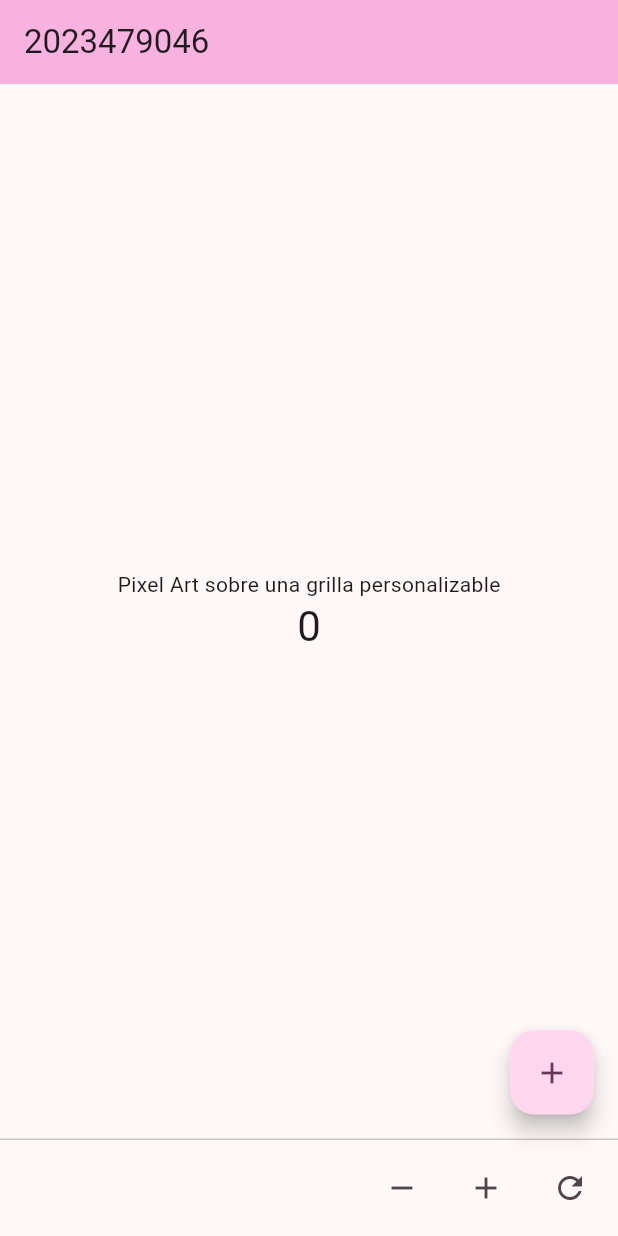
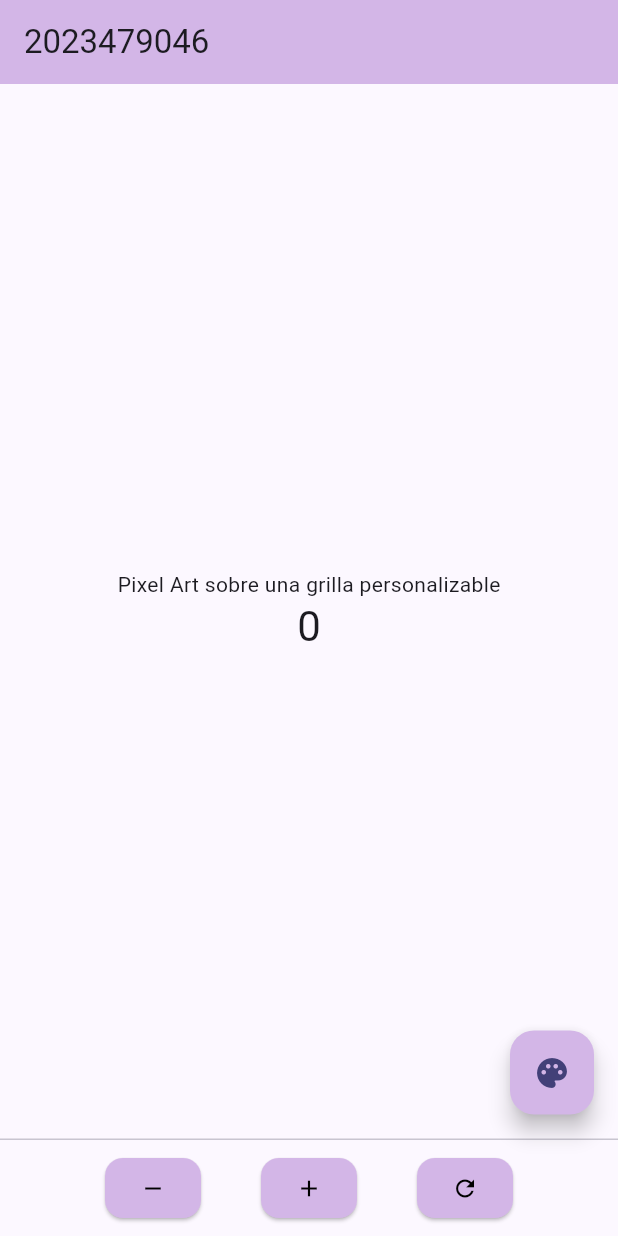
Before and after one commit to Bastian-Correa/3479A321_2023479046, a Flutter app: the screen it shows after launch, on a phone screen of 412 x 824 dp. Run offline on Flutter 3.47's test engine with Material 3 defaults, Android fonts, the phone set to English and light mode, and no system bars.

Commit message:
Actualización Avanzada
Cambios abruptos en el codigo, como forma de botones, ubicación, dinamica de los colores, agregado la paleta de colores con 10 hechos y ademas agregando el icono de paleta donde anteriormente estuvo un "+"

```diff
--- a/Lab2/lab2/lib/main.dart
+++ b/Lab2/lab2/lib/main.dart
@@ -6,30 +6,13 @@ void main() {
 
 class MyApp extends StatelessWidget {
   const MyApp({super.key});
-
-  // This widget is the root of your application.
   @override
   Widget build(BuildContext context) {
     return MaterialApp(
       title: '2023479046',
       theme: ThemeData(
-        // This is the theme of your application.
-        //
-        // TRY THIS: Try running your application with "flutter run". You'll see
-        // the application has a purple toolbar. Then, without quitting the app,
-        // try changing the seedColor in the colorScheme below to Colors.green
-        // and then invoke "hot reload" (save your changes or press the "hot
-        // reload" button in a Flutter-supported IDE, or press "r" if you used
-        // the command line to start the app).
-        //
-        // Notice that the counter didn't reset back to zero; the application
-        // state is not lost during the reload. To reset the state, use hot
-        // restart instead.
-        //
-        // This works for code too, not just values: Most code changes can be
-        // tested with just a hot reload.
         colorScheme: ColorScheme.fromSeed(
-          seedColor: const Color.fromARGB(255, 193, 11, 165),
+          seedColor: const Color.fromARGB(255, 239, 235, 239),
         ),
       ),
       home: const MyHomePage(title: '2023479046'),
@@ -39,16 +22,6 @@ class MyApp extends StatelessWidget {
 
 class MyHomePage extends StatefulWidget {
   const MyHomePage({super.key, required this.title});
-
-  // This widget is the home page of your application. It is stateful, meaning
-  // that it has a State object (defined below) that contains fields that affect
-  // how it looks.
-
-  // This class is the configuration for the state. It holds the values (in this
-  // case the title) provided by the parent (in this case the App widget) and
-  // used by the build method of the State. Fields in a Widget subclass are
-  // always marked "final".
-
   final String title;
 
   @override
@@ -58,13 +31,11 @@ class MyHomePage extends StatefulWidget {
 class _MyHomePageState extends State<MyHomePage> {
   int _counter = 0;
 
+  //Color para todo (App y botones)
+  Color _themeColor = const Color.fromARGB(255, 211, 182, 231);
+
   void _incrementCounter() {
     setState(() {
-      // This call to setState tells the Flutter framework that something has
-      // changed in this State, which causes it to rerun the build method below
-      // so that the display can reflect the updated values. If we changed
-      // _counter without calling setState(), then the build method would not be
-      // called again, and so nothing would appear to happen.
       _counter++;
     });
   }
@@ -83,41 +54,66 @@ class _MyHomePageState extends State<MyHomePage> {
     });
   }
 
+  //Abre la paleta de colores
+  void _palette() {
+    showModalBottomSheet(
+      context: context,
+      builder: (BuildContext context) {
+        return Container(
+          padding: const EdgeInsets.all(20),
+          height: 260, //Tamaño de la paleta
+          child: Column(
+            crossAxisAlignment: CrossAxisAlignment.start,
+            children: [
+              const Text(
+                'Elige un color',
+                style: TextStyle(fontWeight: FontWeight.bold),
+              ),
+              const SizedBox(height: 12),
+              Wrap(
+                alignment: WrapAlignment.center,
+                spacing: 12,
+                runSpacing: 12,
+                children: [
+                  _colorOption(const Color.fromARGB(255, 233, 30, 99)),
+                  _colorOption(const Color.fromARGB(255, 0, 151, 136)),
+                  _colorOption(const Color.fromARGB(255, 255, 153, 0)),
+                  _colorOption(const Color.fromARGB(255, 156, 39, 176)),
+                  _colorOption(const Color.fromARGB(255, 33, 153, 251)),
+                  _colorOption(const Color.fromARGB(255, 74, 233, 30)),
+                  _colorOption(const Color.fromARGB(255, 17, 0, 255)),
+                  _colorOption(const Color.fromARGB(255, 251, 255, 0)),
+                  _colorOption(const Color.fromARGB(255, 0, 255, 225)),
+                  _colorOption(const Color.fromARGB(255, 255, 0, 0)),
+                ],
+              ),
+            ],
+          ),
+        );
+      },
+    );
+  }
+
+  //Un circulito que al tocarlo cambia el color del tema
+  Widget _colorOption(Color color) {
+    return GestureDetector(
+      onTap: () {
+        setState(() => _themeColor = color);
+        Navigator.pop(context); //Cerrar el modal
+      },
+      child: CircleAvatar(backgroundColor: color, radius: 24),
+    );
+  }
+
   @override
   Widget build(BuildContext context) {
-    // This method is rerun every time setState is called, for instance as done
-    // by the _incrementCounter method above.
-    //
-    // The Flutter framework has been optimized to make rerunning build methods
-    // fast, so that you can just rebuild anything that needs updating rather
-    // than having to individually change instances of widgets.
     return Scaffold(
       appBar: AppBar(
-        // TRY THIS: Try changing the color here to a specific color (to
-        // Colors.amber, perhaps?) and trigger a hot reload to see the AppBar
-        // change color while the other colors stay the same.
-        backgroundColor: Theme.of(context).colorScheme.inversePrimary,
-        // Here we take the value from the MyHomePage object that was created by
-        // the App.build method, and use it to set our appbar title.
+        backgroundColor: _themeColor, //Usa el color elegido de la paleta
         title: Text(widget.title),
       ),
       body: Center(
-        // Center is a layout widget. It takes a single child and positions it
-        // in the middle of the parent.
         child: Column(
-          // Column is also a layout widget. It takes a list of children and
-          // arranges them vertically. By default, it sizes itself to fit its
-          // children horizontally, and tries to be as tall as its parent.
-          //
-          // Column has various properties to control how it sizes itself and
-          // how it positions its children. Here we use mainAxisAlignment to
-          // center the children vertically; the main axis here is the vertical
-          // axis because Columns are vertical (the cross axis would be
-          // horizontal).
-          //
-          // TRY THIS: Invoke "debug painting" (choose the "Toggle Debug Paint"
-          // action in the IDE, or press "p" in the console), to see the
-          // wireframe for each widget.
           mainAxisAlignment: MainAxisAlignment.center,
           children: <Widget>[
             const Text('Pixel Art sobre una grilla personalizable'),
@@ -128,27 +124,73 @@ class _MyHomePageState extends State<MyHomePage> {
           ],
         ),
       ),
+
+      //Botón de Paleta
       floatingActionButton: FloatingActionButton(
-        onPressed: _incrementCounter,
-        tooltip: 'Increment',
-        child: const Icon(Icons.add),
-      ), // This trailing comma makes auto-formatting nicer for build methods.
+        onPressed: _palette,
+        tooltip: 'Elegir color',
+        backgroundColor: _themeColor,
+        child: const Icon(Icons.palette),
+      ),
+
       //Botones de abajo
       persistentFooterButtons: [
-        IconButton(
-          onPressed: _decrementCounter,
-          icon: const Icon(Icons.remove), //Icono para el -
-          tooltip: "Restar",
-        ),
-        IconButton(
-          onPressed: _incrementCounter,
-          icon: const Icon(Icons.add), //Icono para el +
-          tooltip: "Sumar",
-        ),
-        IconButton(
-          onPressed: _resetCounter,
-          icon: const Icon(Icons.refresh), //Icono para el reiniciar conteo
-          tooltip: "Restaurar",
+        Row(
+          mainAxisAlignment: MainAxisAlignment.center,
+          children: [
+            ElevatedButton(
+              onPressed: _decrementCounter, //Botón de Menos
+              style: ElevatedButton.styleFrom(
+                shape: RoundedRectangleBorder(
+                  borderRadius: BorderRadius.circular(
+                    12,
+                  ), ////Botón Cubito semicircular
+                ),
+                padding: const EdgeInsets.all(10), //Espacio alrededor del icono
+                backgroundColor: _themeColor, //Color asignado de paleta
+              ),
+              child: const Icon(
+                Icons.remove,
+                color: Color.fromARGB(255, 0, 0, 0),
+              ), //Icono dentro
+            ),
+
+            const SizedBox(width: 40),
+            ElevatedButton(
+              onPressed: _incrementCounter, //Botón de Mas
+              style: ElevatedButton.styleFrom(
+                shape: RoundedRectangleBorder(
+                  borderRadius: BorderRadius.circular(
+                    12,
+                  ), ////Botón Cubito semicircular
+                ),
+                padding: const EdgeInsets.all(10), //Espacio alrededor del icono
+                backgroundColor: _themeColor, //Color asignado de paleta
+              ),
+              child: const Icon(
+                Icons.add,
+                color: Color.fromARGB(255, 0, 0, 0),
+              ), //Icono dentro
+            ),
+
+            const SizedBox(width: 40),
+            ElevatedButton(
+              onPressed: _resetCounter, //Botón de Reiniciar
+              style: ElevatedButton.styleFrom(
+                shape: RoundedRectangleBorder(
+                  borderRadius: BorderRadius.circular(
+                    12,
+                  ), ////Botón Cubito semicircular
+                ),
+                padding: const EdgeInsets.all(10), //Espacio alrededor del icono
+                backgroundColor: _themeColor, //Color asignado de paleta
+              ),
+              child: const Icon(
+                Icons.refresh,
+                color: Color.fromARGB(255, 0, 0, 0),
+              ), //Icono dentro
+            ),
+          ],
         ),
       ],
     );
```
